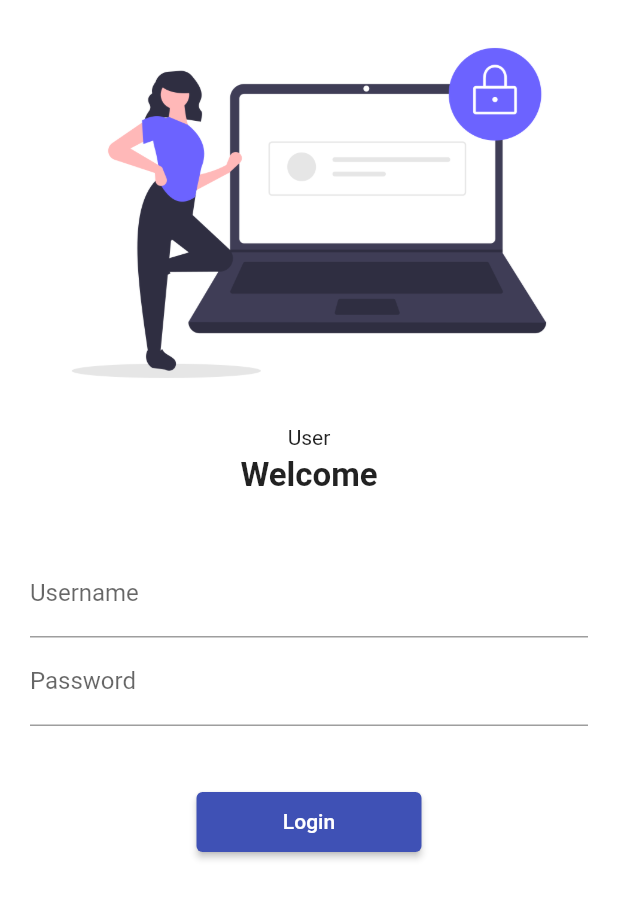
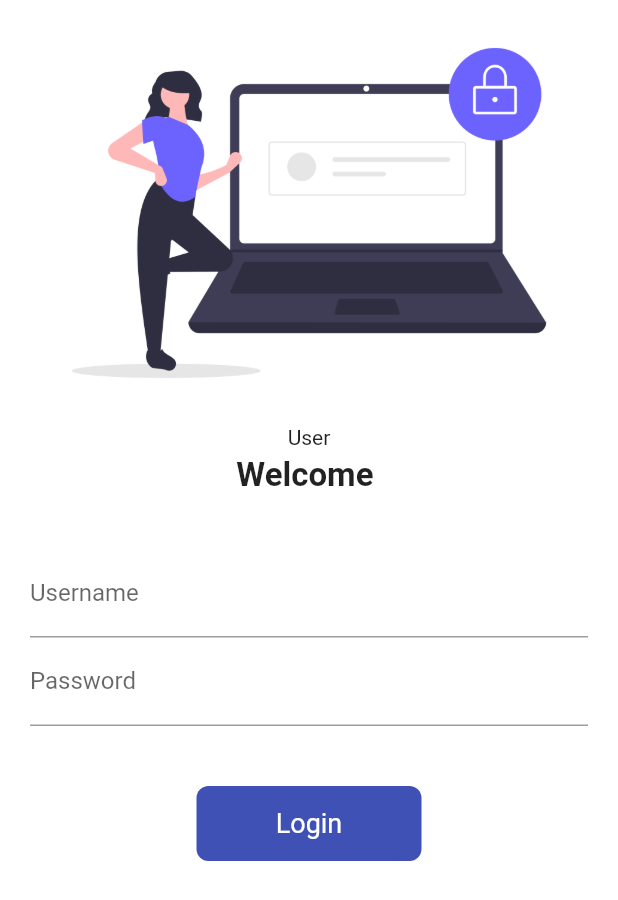
Before and after one commit to kernal22/flutter-catalog-app, a Flutter app: the screen it shows after launch, on a phone screen of 412 x 824 dp. Shown: the top 900 px of the screen. Run offline on Flutter 3.47's test engine with Material 2 defaults, Android fonts, the phone set to English and light mode, and no system bars.

Commit message:
learn about custom button creation using container, setState for statefull widget, Navigator used for navigation ans some animation effect on button click.

```diff
--- a/lib/pages/login_page.dart
+++ b/lib/pages/login_page.dart
@@ -1,7 +1,18 @@
 import 'package:flutter/material.dart';
 import 'package:flutter_cataloge/utils/routes.dart';
 
-class LoginPage extends StatelessWidget {
+class LoginPage extends StatefulWidget {
+  const LoginPage({Key? key}) : super(key: key);
+
+
+  @override
+  State<LoginPage> createState() => _LoginPageState();
+}
+
+class _LoginPageState extends State<LoginPage> {
+
+  String name = "";
+  bool isButtonChanged = false;
 
   @override
   Widget build(BuildContext context) {
@@ -14,45 +25,75 @@ class LoginPage extends StatelessWidget {
               "assets/images/login_image.png",
               fit: BoxFit.cover
             ),
-            SizedBox(
+            const SizedBox(
               height: 20.0,
               child: Text("User"),
             ),
             Text(
-                "Welcome",
-                style: TextStyle(
+                "Welcome $name",
+                style: const TextStyle(
                   fontSize: 22,
                   fontWeight: FontWeight.bold
                 ),
               ),
-              SizedBox(
+              const SizedBox(
                 height: 20.0,
               ),
               Padding(
                 padding: const EdgeInsets.symmetric(vertical: 16, horizontal: 20),
                 child: Column(children: [
                 TextFormField(
-                decoration: InputDecoration(
+                decoration: const InputDecoration(
                   hintText: 'Enter Username',
                   labelText: 'Username'
                   ),
+                  onChanged: (value) {
+                    name = value;
+                    setState(() {
+
+                    });
+                  },
                 ),
                 TextFormField(
-                  decoration: InputDecoration(
+                  decoration: const InputDecoration(
                     hintText: 'Enter Password',
                     labelText: 'Password',
                     ),
                   obscureText: true,
                 ),
-                SizedBox(
+                const SizedBox(
                   height: 40,
                 ),
-                ElevatedButton(
-                  child: Text('Login'),
-                  style: TextButton.styleFrom(minimumSize: Size(150, 40)),
-                  onPressed: () {
+                InkWell(
+                  onTap: () async {
+                    setState(() {
+                      isButtonChanged = true;
+                    });
+                    await Future.delayed(const Duration(seconds: 1));
                     Navigator.pushNamed(context, MyRoutes.homeRoute);
-                  },)
+                  },
+                  child: AnimatedContainer(
+                    duration: const Duration(seconds: 1),
+                    width: isButtonChanged ? 50 : 150,
+                    height: 50,
+                    alignment: Alignment.center,
+                    child: isButtonChanged ? const Icon(Icons.done, color: Colors.white,) : const Text(
+                      "Login",
+                      style: TextStyle(fontSize: 18, color: Colors.white),
+                      ),
+                    decoration:  BoxDecoration(
+                      color: Colors.indigo,
+                      borderRadius: BorderRadius.circular( isButtonChanged ? 50 : 8)
+                    ),
+                  ),
+                ),
+                // ElevatedButton(
+                //   child: const Text('Login'),
+                //   style: TextButton.styleFrom(minimumSize: const Size(150, 40)),
+                //   onPressed: () {
+                //     Navigator.pushNamed(context, MyRoutes.homeRoute);
+                //   },
+                // )
               ],
             ),
             )
```
